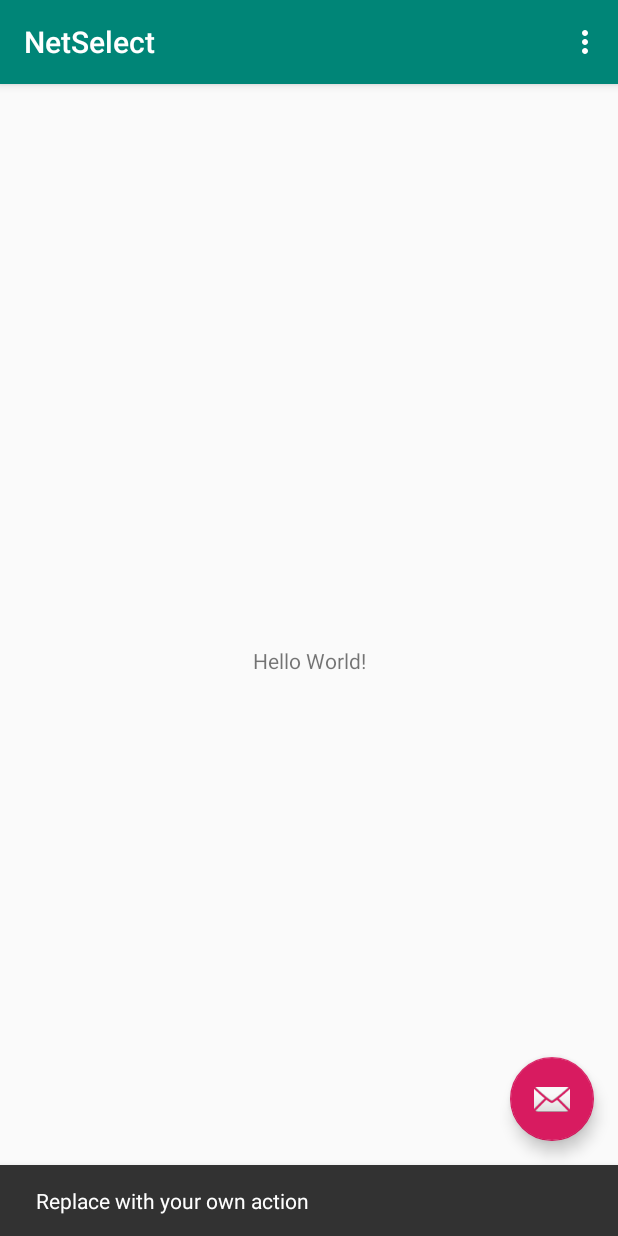
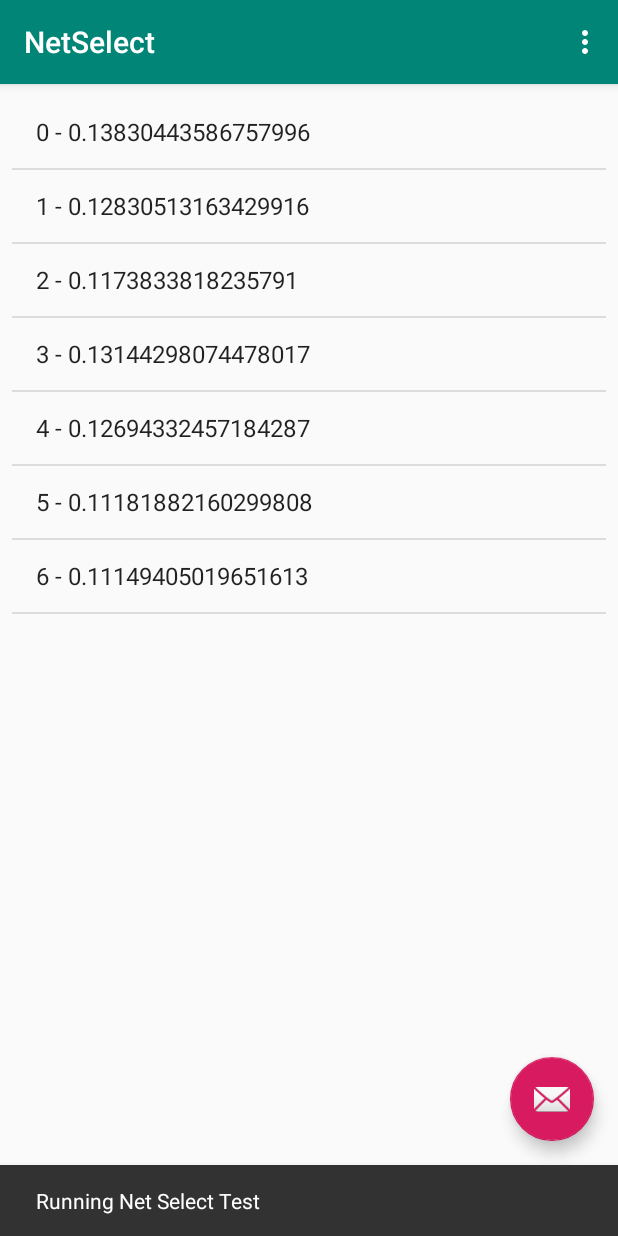
Before and after one commit to julio-b/android-netselect, an Android app: the screen it shows after launch (MainActivity), after a tap on an icon or button, on a phone screen of 412 x 824 dp. Run offline under Robolectric (Android 15) with nearby library versions, the phone set to English and light mode, and no system bars.

```diff
--- a/app/src/main/java/unipi/sem6/netselect/MainActivity.java
+++ b/app/src/main/java/unipi/sem6/netselect/MainActivity.java
@@ -1,4 +1,6 @@
 package unipi.sem6.netselect;
+
+import unipi.sem6.netselect.TFTopsisNetSelect.*;
 
 import android.os.Bundle;
 import android.support.design.widget.FloatingActionButton;
@@ -8,8 +10,16 @@ import android.support.v7.widget.Toolbar;
 import android.view.View;
 import android.view.Menu;
 import android.view.MenuItem;
+import android.widget.ArrayAdapter;
+import android.widget.ListView;
+
+import java.util.ArrayList;
 
 public class MainActivity extends AppCompatActivity {
+    TFTopsisNetSelect netsel = null;
+    ArrayList<String> list = null;
+    ArrayAdapter<String>  adapter = null;
+    ListView listView = null;
 
     @Override
     protected void onCreate(Bundle savedInstanceState) {
@@ -22,10 +32,32 @@ public class MainActivity extends AppCompatActivity {
         fab.setOnClickListener(new View.OnClickListener() {
             @Override
             public void onClick(View view) {
-                Snackbar.make(view, "Replace with your own action", Snackbar.LENGTH_LONG)
+                double[] results = netsel.getResults();
+                list.clear();
+                for (int i = 0; i < netsel.D.size(); i++) {
+                    list.add(netsel.D.get(i) + " - " + results[i]);
+                }
+                listView.setAdapter(adapter);
+                Snackbar.make(view, "Running Net Select Test", Snackbar.LENGTH_LONG)
                         .setAction("Action", null).show();
             }
         });
+
+        this.netsel = new TFTopsisNetSelect(TestAlg.Weights);
+
+        this.netsel.D.add(new Network("0", new InterValFN[] {TestAlg.MG, TestAlg.AG, TestAlg.VG, TestAlg.VG, TestAlg.VP, TestAlg.AG, TestAlg.VG}));
+        this.netsel.D.add(new Network("1", new InterValFN[] {TestAlg.AG, TestAlg.MG, TestAlg.AG, TestAlg.MG, TestAlg.VP, TestAlg.VG, TestAlg.AG}));
+        this.netsel.D.add(new Network("2", new InterValFN[] {TestAlg.M,  TestAlg.M,  TestAlg.MP, TestAlg.AG, TestAlg.P,  TestAlg.VG, TestAlg.AG}));
+        this.netsel.D.add(new Network("3", new InterValFN[] {TestAlg.G,  TestAlg.G,  TestAlg.G,  TestAlg.G,  TestAlg.P,  TestAlg.AG, TestAlg.VG}));
+        this.netsel.D.add(new Network("4", new InterValFN[] {TestAlg.VG, TestAlg.VG, TestAlg.MG, TestAlg.AG, TestAlg.MP, TestAlg.G,  TestAlg.G }));
+        this.netsel.D.add(new Network("5", new InterValFN[] {TestAlg.MG, TestAlg.M,  TestAlg.MG, TestAlg.VG, TestAlg.MP, TestAlg.MG, TestAlg.MG}));
+        this.netsel.D.add(new Network("6", new InterValFN[] {TestAlg.M,  TestAlg.MP, TestAlg.M,  TestAlg.AG, TestAlg.MP, TestAlg.G,  TestAlg.G }));
+
+        this.list = new ArrayList<String>();
+        this.adapter = new ArrayAdapter<String>(this, android.R.layout.simple_list_item_1, list);
+        this.listView = (ListView) findViewById(R.id.netlistview);
+
+
     }
 
     @Override
--- a/app/src/main/res/layout/content_main.xml
+++ b/app/src/main/res/layout/content_main.xml
@@ -8,13 +8,17 @@
     tools:context=".MainActivity"
     tools:showIn="@layout/activity_main">
 
-    <TextView
-        android:layout_width="wrap_content"
-        android:layout_height="wrap_content"
-        android:text="Hello World!"
+    <ListView
+        android:id="@+id/netlistview"
+        android:layout_width="0dp"
+        android:layout_height="0dp"
+        android:layout_marginStart="8dp"
+        android:layout_marginTop="8dp"
+        android:layout_marginEnd="8dp"
+        android:layout_marginBottom="8dp"
+        android:footerDividersEnabled="true"
         app:layout_constraintBottom_toBottomOf="parent"
-        app:layout_constraintLeft_toLeftOf="parent"
-        app:layout_constraintRight_toRightOf="parent"
+        app:layout_constraintEnd_toEndOf="parent"
+        app:layout_constraintStart_toStartOf="parent"
         app:layout_constraintTop_toTopOf="parent" />
-
 </android.support.constraint.ConstraintLayout>
```
